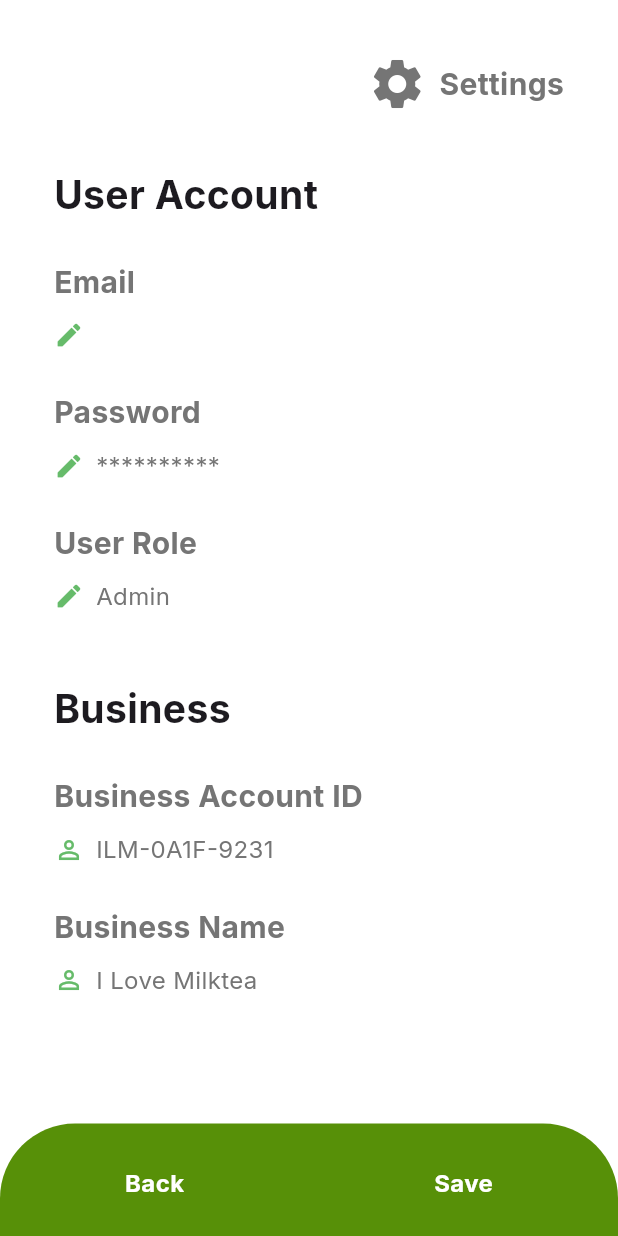
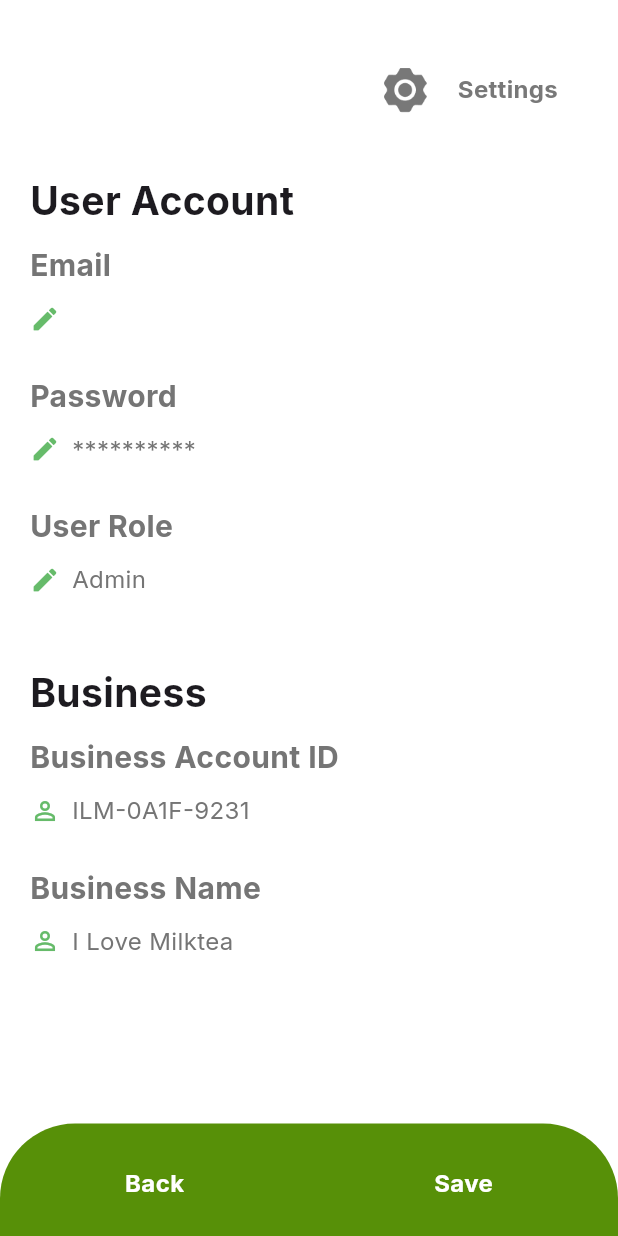
Before and after one commit to keanedalisay/cc206_benta, a Flutter app: the Setting screen opened by its route, on a phone screen of 412 x 824 dp. Run offline on Flutter 3.47's test engine with Material 3 defaults, Android fonts, the phone set to English and light mode, and no system bars; our stand-ins replace auto_size_text, email_validator, firebase_auth, firebase_core, image_picker, shared_preferences and 1 more; missing offline and left inert: flutter_barcode_scanner; accounts and stored records are empty.

Commit message:
Refactor top label and spacing of dashboard settings view

```diff
--- a/lib/src/features/dashboard/settings.dart
+++ b/lib/src/features/dashboard/settings.dart
@@ -1,3 +1,4 @@
+import 'package:cc206_benta/src/shared-components/custom-widgets/general-top-nav-label.dart';
 import 'package:flutter/material.dart';
 import 'package:firebase_auth/firebase_auth.dart';
 import 'package:cc206_benta/src/shared-components/custom-widgets/general-bottom-nav-bar.dart';
@@ -13,33 +14,14 @@ class Setting extends StatelessWidget {
     return Scaffold(
       backgroundColor: Colors.white,
       body: Padding(
-        padding: const EdgeInsets.all(36.0),
+        padding: const EdgeInsets.all(20.0),
         child: ListView(
           children: [
-            Row(
-              mainAxisAlignment: MainAxisAlignment.end,
-              children: [
-                Icon(
-                  Icons.settings,
-                  size: 40,
-                  color: Colors.grey[600],
-                ),
-
-                const SizedBox(width: 8),
-
-                Text(
-                  'Settings',
-                  style: TextStyle(
-                    fontSize: 20,
-                    fontWeight: FontWeight.w700,
-                    fontFamily: 'Inter',
-                    color: Colors.grey[600],
-                  ),
-                ),
-              ],
+            GeneralTopNavLabel(
+                label: 'Settings',
+                iconName: 'settings.png'
             ),
-
-            const SizedBox(height: 35),
+            const SizedBox(height: 20),
 
             const Text(
               'User Account',
@@ -49,7 +31,7 @@ class Setting extends StatelessWidget {
               ),
             ),
 
-            const SizedBox(height: 25),
+            const SizedBox(height: 10),
 
             Text(
               'Email',
@@ -157,7 +139,7 @@ class Setting extends StatelessWidget {
               ),
             ),
 
-            const SizedBox(height: 25),
+            const SizedBox(height: 10),
 
             Text(
               'Business Account ID',
@@ -222,6 +204,7 @@ class Setting extends StatelessWidget {
                   ),
                 ]
             ),
+            const SizedBox(height: 30),
           ],
         ),
 
```
